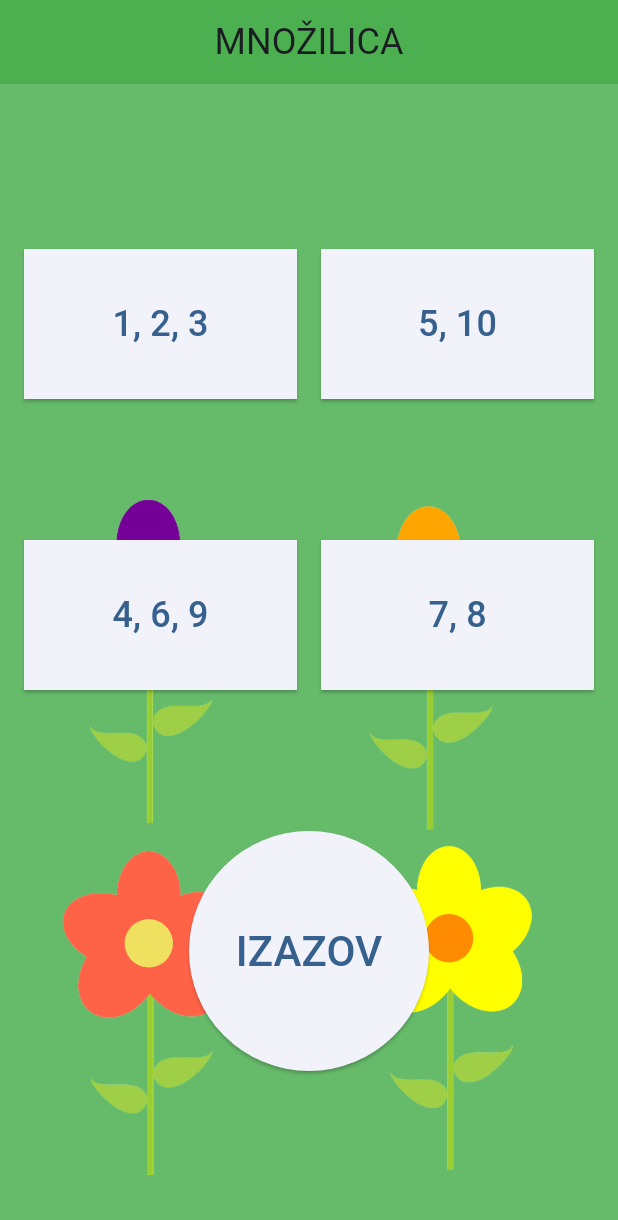
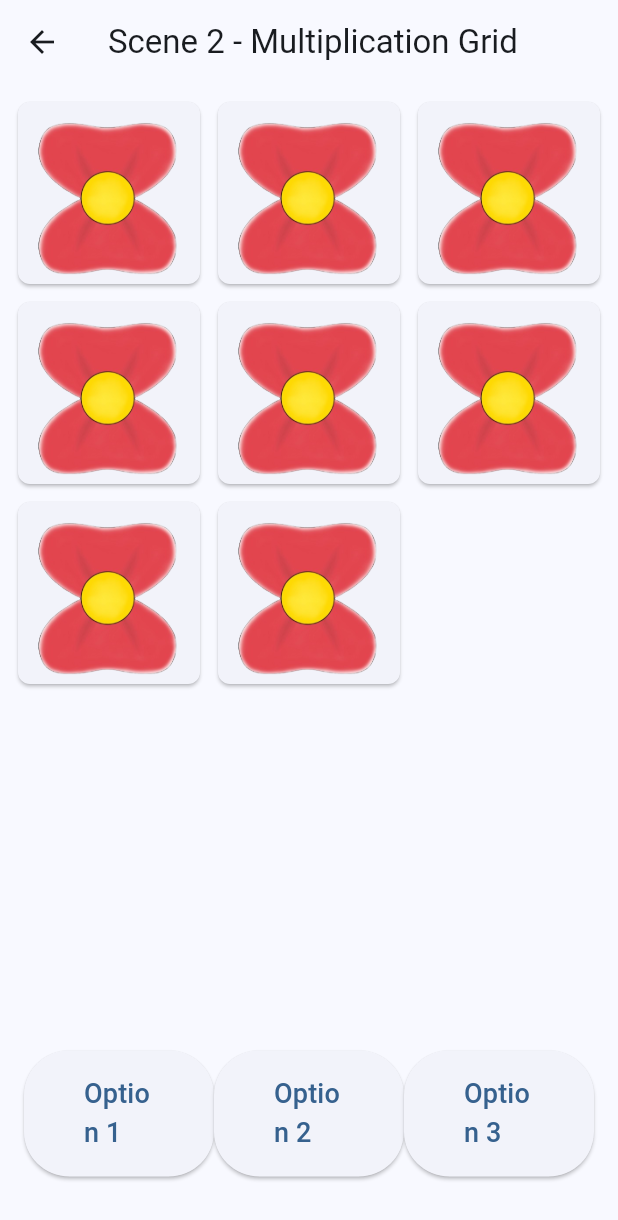
Before and after one commit to karlasostar/Zavrsnirad, a Flutter app: the screen it shows after launch, after a tap on "5, 10", on a phone screen of 412 x 824 dp. Shown: the top 1220 px of the screen. Run offline on Flutter 3.47's test engine with Material 3 defaults, Android fonts, the phone set to English and light mode, and no system bars.

Commit message:
start of scene1

```diff
--- a/mnozilica/lib/scenes/home_scene.dart
+++ b/mnozilica/lib/scenes/home_scene.dart
@@ -1,5 +1,9 @@
 import 'package:flutter/material.dart';
 import 'izazov_scene.dart';  // Import the IzazovScene
+import 'scene1.dart';  // Import Scene 1
+import 'scene2.dart';  // Import Scene 2
+import 'scene3.dart';  // Import Scene 3
+import 'scene4.dart';  // Import Scene 4
 
 class HomeScene extends StatelessWidget {
   const HomeScene({super.key});
@@ -8,53 +12,49 @@ class HomeScene extends StatelessWidget {
   Widget build(BuildContext context) {
     return Scaffold(
       appBar: AppBar(
-        title: Center(
-          child: const Text(
+        title: const Center(
+          child: Text(
             "MNOŽILICA",
-            style: TextStyle(fontSize: 24), // Optional: Set a custom font size if needed
+            style: TextStyle(fontSize: 24),
           ),
         ),
-        backgroundColor: Colors.green, // Optional: Set the app bar to green if needed
+        backgroundColor: Colors.green,
       ),
       body: Container(
-        color: Colors.green[400],  // Set the background color of the screen to green
+        color: Colors.green[400],
         padding: const EdgeInsets.all(16.0),
         child: Stack(
           children: [
-            // Place the image on the left side of the screen
             Align(
               alignment: Alignment.bottomCenter,
               child: Padding(
-                padding: const EdgeInsets.only(bottom: 25, right: 16), // Adjust the padding for positioning
+                padding: const EdgeInsets.only(bottom: 25, right: 16),
                 child: Image.asset(
-                  'lib/pictures/home_4flowers.png', // Path to your image in the pictures folder
-                  width: 450, // Set the image size
-                  height: 450, // Set the image size
+                  'lib/pictures/home_4flowers.png',
+                  width: 450,
+                  height: 450,
                 ),
               ),
             ),
-            // Use a Column for the buttons and other elements
             Column(
               mainAxisAlignment: MainAxisAlignment.spaceEvenly,
               children: [
-                // Top row with 2 square buttons stretched
                 Row(
                   children: [
-                    _expandedSquareButton("1, 2, 3"),
+                    _expandedSquareButton(context, "1, 2, 3", const Scene1()),
                     const SizedBox(width: 16),
-                    _expandedSquareButton("5, 10"),
+                    _expandedSquareButton(context, "5, 10",  Scene2()),
                   ],
                 ),
                 Row(
                   children: [
-                    _expandedSquareButton("4, 6, 9"),
+                    _expandedSquareButton(context, "4, 6, 9", const Scene3()),
                     const SizedBox(width: 16),
-                    _expandedSquareButton("7, 8"),
+                    _expandedSquareButton(context, "7, 8", const Scene4()),
                   ],
                 ),
-                // Centered "IZAZOV" button
                 Center(
-                  child: _bigCircleButton(context),  // Pass context to navigate
+                  child: _bigCircleButton(context),
                 ),
               ],
             ),
@@ -64,18 +64,20 @@ class HomeScene extends StatelessWidget {
     );
   }
 
-  // Expanded square button widget
-  Widget _expandedSquareButton(String label) {
+  Widget _expandedSquareButton(BuildContext context, String label, Widget scene) {
     return Expanded(
       child: SizedBox(
-        height: 100, // Bigger button height
+        height: 100,
         child: ElevatedButton(
           onPressed: () {
-            // TODO: Handle tap
+            Navigator.push(
+              context,
+              MaterialPageRoute(builder: (context) => scene),
+            );
           },
           style: ElevatedButton.styleFrom(
             shape: RoundedRectangleBorder(
-              borderRadius: BorderRadius.zero, // force square look
+              borderRadius: BorderRadius.zero,
             ),
           ),
           child: Text(label, style: const TextStyle(fontSize: 24)),
@@ -84,14 +86,12 @@ class HomeScene extends StatelessWidget {
     );
   }
 
-  // Circle button widget (larger size)
   Widget _bigCircleButton(BuildContext context) {
     return SizedBox(
-      width: 160, // Increase the width to make the button larger
-      height: 160, // Increase the height to make the button larger
+      width: 160,
+      height: 160,
       child: ElevatedButton(
         onPressed: () {
-          // Navigate to IzazovScene when the button is pressed
           Navigator.push(
             context,
             MaterialPageRoute(builder: (context) => const IzazovScene()),
--- /dev/null
+++ b/mnozilica/lib/scenes/scene2.dart
@@ -0,0 +1,156 @@
+import 'dart:math';
+import 'package:flutter/cupertino.dart';
+import 'package:flutter/material.dart';
+
+// Model for flowers
+class FlowerModel {
+  final int num1;
+  final int num2;
+  final String imagePath;
+
+  FlowerModel({required this.num1, required this.num2, required this.imagePath});
+}
+
+// Function to generate random numbers and flower data
+List<FlowerModel> generateRandomFlowerData() {
+  Random random = Random();
+  int num1 = random.nextInt(3) + 1;  // Random num1 from 1, 2, 3
+  int num2 = random.nextInt(10) + 1; // Random num2 from 1 to 10
+
+  String imagePath = 'lib/pictures/${num1}listica-removebg-preview.png';
+
+  List<FlowerModel> flowers = [];
+  for (int i = 0; i < num2; i++) {
+    flowers.add(
+      FlowerModel(
+        num1: num1,
+        num2: num2,
+        imagePath: imagePath,
+      ),
+    );
+  }
+  return flowers;
+}
+
+class Scene2 extends StatelessWidget {
+  final List<FlowerModel> flowers = generateRandomFlowerData();
+
+  @override
+  Widget build(BuildContext context) {
+    return Scaffold(
+      appBar: AppBar(title: const Text("Scene 2 - Multiplication Grid")),
+      body: Column(
+        children: [
+          // Grid with flower images
+          Expanded(
+            flex: 9,
+            child: Padding(
+              padding: const EdgeInsets.all(8.0),
+              child: GridView.builder(
+                gridDelegate: SliverGridDelegateWithFixedCrossAxisCount(
+                  crossAxisCount: _getGridColumns(),
+                  crossAxisSpacing: 4,
+                  mainAxisSpacing: 4,
+                ),
+                itemCount: flowers.length,
+                itemBuilder: (context, index) {
+                  return FlowerTile(flower: flowers[index]);
+                },
+              ),
+            ),
+          ),
+          // Bottom section with buttons
+          Flexible(
+            flex: 2, // Smaller area for buttons
+            child: Padding(
+              padding: const EdgeInsets.all(16.0),
+              child: Row(
+                mainAxisAlignment: MainAxisAlignment.spaceEvenly,
+                children: [
+              Expanded(child: _ovalButton("Option 1")),  // Wrap with Expanded
+              Expanded(child: _ovalButton("Option 2")),  // Wrap with Expanded
+              Expanded(child: _ovalButton("Option 3")),
+                ],
+              ),
+            ),
+          ),
+        ],
+      ),
+    );
+  }
+
+  // Function to determine the number of grid cells based on num2
+  int _getGridColumns() {
+    if (flowers.length == 1 ) {
+      return 1;
+    } else if (flowers.length == 3 || flowers.length == 2) {
+      return 2;
+    } else if (flowers.length == 4) {
+      return flowers.length;
+    } else if (flowers.length == 5) {
+      return 2;
+    } else if (flowers.length == 6) {
+      return 2;
+    } else if (flowers.length == 7) {
+      return 3;
+    } else if (flowers.length == 8) {
+      return 3;
+    } else {
+    return 3;
+    }
+  }
+
+  // Oval button widget
+  Widget _ovalButton(String label) {
+    return ElevatedButton(
+      onPressed: () {
+        print("Pressed: $label");
+      },
+      style: ElevatedButton.styleFrom(
+        shape: RoundedRectangleBorder(
+          borderRadius: BorderRadius.circular(30),
+        ),
+        padding: const EdgeInsets.symmetric(horizontal: 40, vertical: 16),
+      ),
+      child: Text(label, style: const TextStyle(fontSize: 18)),
+    );
+  }
+}
+
+// Widget for each flower in the grid
+class FlowerTile extends StatelessWidget {
+  final FlowerModel flower;
+
+  FlowerTile({required this.flower});
+
+  @override
+  Widget build(BuildContext context) {
+    double width = MediaQuery.of(context).size.width;
+
+    // Get the number of columns in the grid dynamically from the parent widget
+    int columns = (context.findAncestorWidgetOfExactType<Scene2>() as Scene2)._getGridColumns();
+
+    // Calculate the image size based on the number of columns and available space
+    double imageSize = (width - 8 * 2 - 4 * (columns - 1)) / columns;  // 8 padding (left + right), 4 spacing between items
+
+    return GestureDetector(
+      onTap: () {
+        print("${flower.num1} x ${flower.num2} = ${flower.num1 * flower.num2}");
+      },
+      child: Card(
+        shape: RoundedRectangleBorder(borderRadius: BorderRadius.circular(8)),
+        child: Column(
+          mainAxisAlignment: MainAxisAlignment.center,
+          children: [
+            Image.asset(
+              flower.imagePath,
+              width: imageSize,  // Adjust the image width dynamically based on available space
+              height: imageSize, // Keep aspect ratio
+              fit: BoxFit.contain, // Ensure image scales without distortion
+            ),
+          ],
+        ),
+      ),
+    );
+  }
+}
--- a/mnozilica/pubspec.yaml
+++ b/mnozilica/pubspec.yaml
@@ -58,8 +58,7 @@ flutter:
   # the material Icons class.
   uses-material-design: true
   assets:
-    - lib/pictures/home_flower.png
-    - lib/pictures/home_4flowers.png
+    - lib/pictures/
   # To add assets to your application, add an assets section, like this:
   # assets:
   #   - images/a_dot_burr.jpeg
```
Also changed, not shown: mnozilica/lib/scenes/scene1.dart (added, +63 -0 lines), mnozilica/lib/scenes/scene3.dart (added, +63 -0 lines), mnozilica/lib/scenes/scene4.dart (added, +63 -0 lines), mnozilica/lib/pictures/10listica-removebg-preview.png (added), mnozilica/lib/pictures/1listica-removebg-preview.png (added), mnozilica/lib/pictures/2listica-removebg-preview.png (added), mnozilica/lib/pictures/3listica-removebg-preview.png (added), mnozilica/lib/pictures/4listica-removebg-preview.png (added), mnozilica/lib/pictures/5listica-removebg-preview.png (added), mnozilica/lib/pictures/6listica-removebg-preview.png (added).
